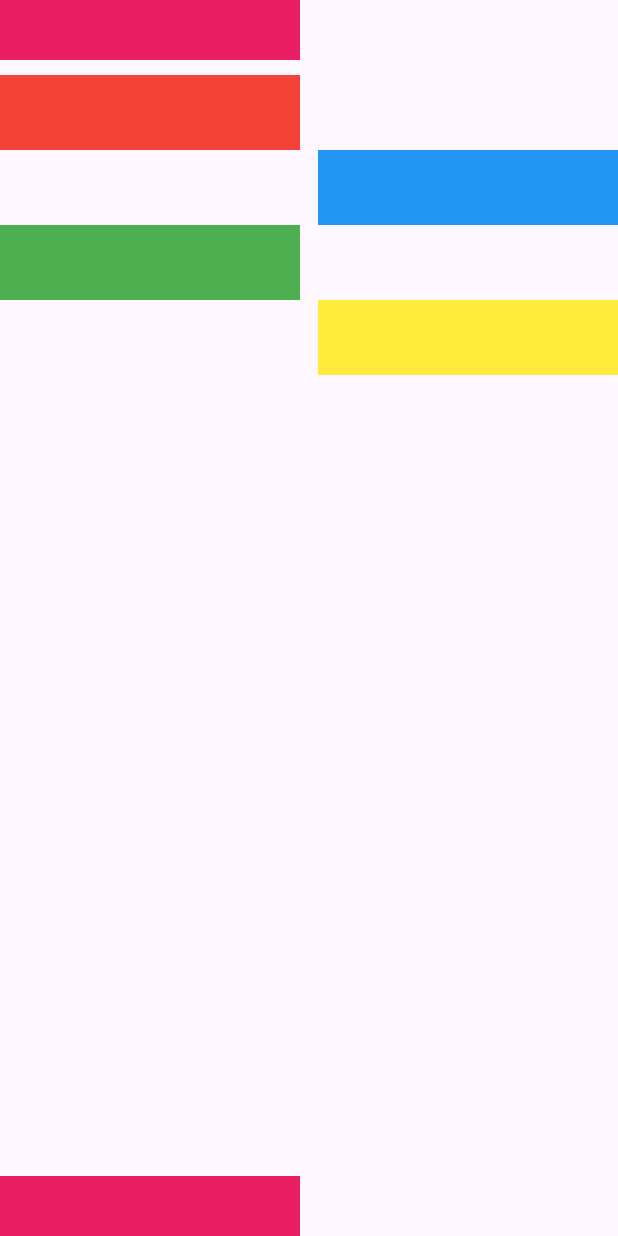
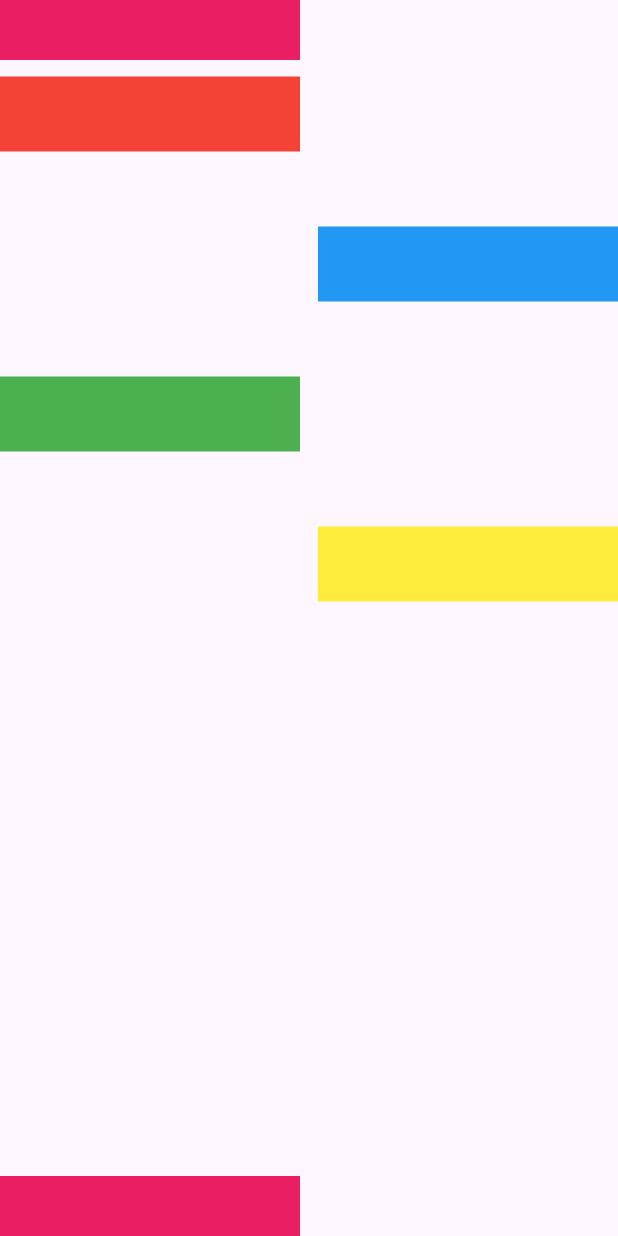
Before and after one commit to gabrielgits/inani, a Flutter app: the screen it shows after launch, on a phone screen of 412 x 824 dp. Run offline on Flutter 3.47's test engine with Material 2 defaults, Android fonts, the phone set to English and light mode, and no system bars.

Commit message:
add between item

```diff
--- a/example/lib/main.dart
+++ b/example/lib/main.dart
@@ -59,6 +59,7 @@ class HomePage extends StatelessWidget {
         SizedBox(
           height: 400,
           child: InaniCross(
+            heightSpace: 50,
             children: [
               InaniContainer(
                 color: Colors.red,
--- a/lib/src/inani_cross.dart
+++ b/lib/src/inani_cross.dart
@@ -7,6 +7,7 @@ class InaniCross extends StatefulWidget {
   final double rightPos;
   final int duration;
   final Curve curve;
+  final double heightSpace;
   final List<InaniContainer> children;
   const InaniCross({
     super.key,
@@ -15,6 +16,7 @@ class InaniCross extends StatefulWidget {
     this.duration = 2,
     this.curve = Curves.elasticOut,
     required this.children,
+    this.heightSpace = 0,
   });
 
   @override
@@ -36,24 +38,25 @@ class _InaniCrossState extends State<InaniCross> {
 
   @override
   Widget build(BuildContext context) {
-    double height = 0;
+    double height = 1;
+    double space = 0;
     return Stack(
       children: <Widget>[
         for (int i = 0;
             i < widget.children.length;
-            height += widget.children[i].constraints!.minHeight, i++)
+            height += widget.children[i].constraints!.minHeight, i++, space += widget.heightSpace)
           i % 2 == 0
               ? AnimatedPositioned(
-                  top: height,
+                  top: height + space,
                   left: start
                       ? widget.leftPos
-                     : (widget.children[i].constraints!.maxWidth * -1),
+                      : (widget.children[i].constraints!.maxWidth * -1),
                   duration: Duration(seconds: widget.duration),
                   curve: widget.curve,
                   child: widget.children[i],
                 )
               : AnimatedPositioned(
-                  top: height,
+                  top: height + space,
                   right: start
                       ? widget.rightPos
                       : (widget.children[i].constraints!.maxWidth * -1),
--- a/pubspec.yaml
+++ b/pubspec.yaml
@@ -1,6 +1,6 @@
 name: inani
 description: Flutter Package to help you animate your widgets on entry.
-version: 0.1.0
+version: 0.1.1
 homepage: https://github.com/gabrielgits/inani.git
 
 environment:
```
Also changed, not shown: example/pubspec.lock, 1 other file.
